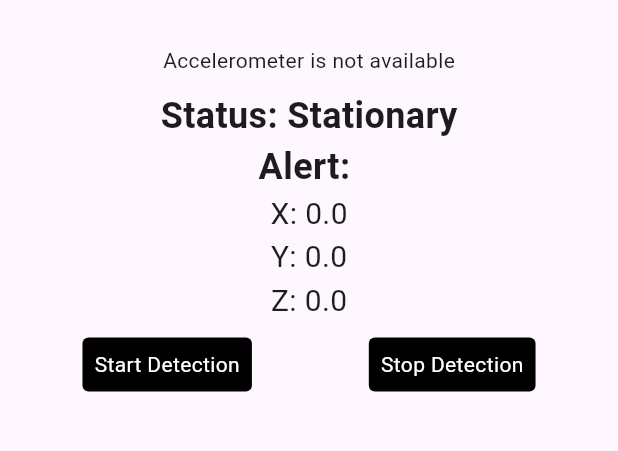
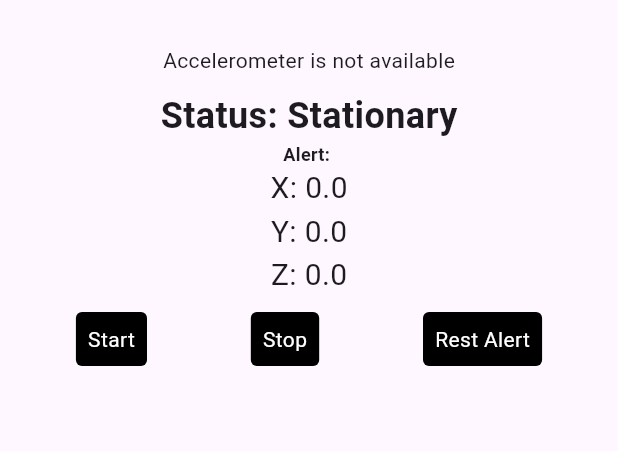
Before and after one commit to Tanveer52/native-movement-detection, a Flutter app: the screen it shows after launch, on a phone screen of 412 x 824 dp, the part 63-514 px from its top. Run offline on Flutter 3.47's test engine with Material 3 defaults, Android fonts, the light colour scheme and no system bars; our stand-ins replace flutter_riverpod.

Commit message:
user movement alert has been added + reset alert

```diff
--- a/lib/main.dart
+++ b/lib/main.dart
@@ -45,7 +45,7 @@ class MovementDetectionPage extends ConsumerWidget {
                       fontSize: 24, fontWeight: FontWeight.bold)),
               Text('Alert: ${sensorService.alert}',
                   style: const TextStyle(
-                      fontSize: 24, fontWeight: FontWeight.bold)),
+                      fontSize: 12, fontWeight: FontWeight.bold)),
               Text('X: ${sensorService.x.toStringAsFixed(1)}',
                   style: const TextStyle(fontSize: 20)),
               Text('Y: ${sensorService.y.toStringAsFixed(1)}',
@@ -68,7 +68,7 @@ class MovementDetectionPage extends ConsumerWidget {
                       padding: const EdgeInsetsDirectional.all(8),
                       child: const Center(
                         child: Text(
-                          'Start Detection',
+                          'Start',
                           style: TextStyle(
                             color: Colors.white,
                           ),
@@ -88,7 +88,27 @@ class MovementDetectionPage extends ConsumerWidget {
                       padding: const EdgeInsetsDirectional.all(8),
                       child: const Center(
                         child: Text(
-                          'Stop Detection',
+                          'Stop',
+                          style: TextStyle(
+                            color: Colors.white,
+                          ),
+                        ),
+                      ),
+                    ),
+                  ),
+                  GestureDetector(
+                    onTap: () async {
+                      await sensorService.resetAlert();
+                    },
+                    child: Container(
+                      decoration: BoxDecoration(
+                        color: Colors.black,
+                        borderRadius: BorderRadius.circular(4),
+                      ),
+                      padding: const EdgeInsetsDirectional.all(8),
+                      child: const Center(
+                        child: Text(
+                          'Rest Alert',
                           style: TextStyle(
                             color: Colors.white,
                           ),
--- a/lib/providers/sensor_service_provider.dart
+++ b/lib/providers/sensor_service_provider.dart
@@ -38,6 +38,7 @@ class SensorServiceNotifier extends ChangeNotifier {
     _eventChannel.receiveBroadcastStream().listen((event) {
       // Check if the event contains the alert message
       if (event.containsKey('alert')) {
+        log('🅴🆅🅴🅽🆃 🅰🅻🅴🆁🆃 🅸🆂 : ${event['alert'] as String}');
         alert = event['alert'] as String;
         notifyListeners();
         return;
@@ -51,7 +52,7 @@ class SensorServiceNotifier extends ChangeNotifier {
         status = event['status'] as String;
         notifyListeners();
       } catch (e) {
-        log("Error parsing sensor event: $e");
+        log("Error processing sensor data: $e");
       }
     });
   }
@@ -74,6 +75,16 @@ class SensorServiceNotifier extends ChangeNotifier {
     }
   }
 
+  Future<void> resetAlert() async {
+    try {
+      await _channel.invokeMethod('resetAlert');
+      alert = "";
+      notifyListeners();
+    } on PlatformException catch (e) {
+      log("Failed to reset alert: '${e.message}'.");
+    }
+  }
+
   void _resetValues() {
     status = "Stationary";
     alert = "";
```
Also changed, not shown: 1 other file.
